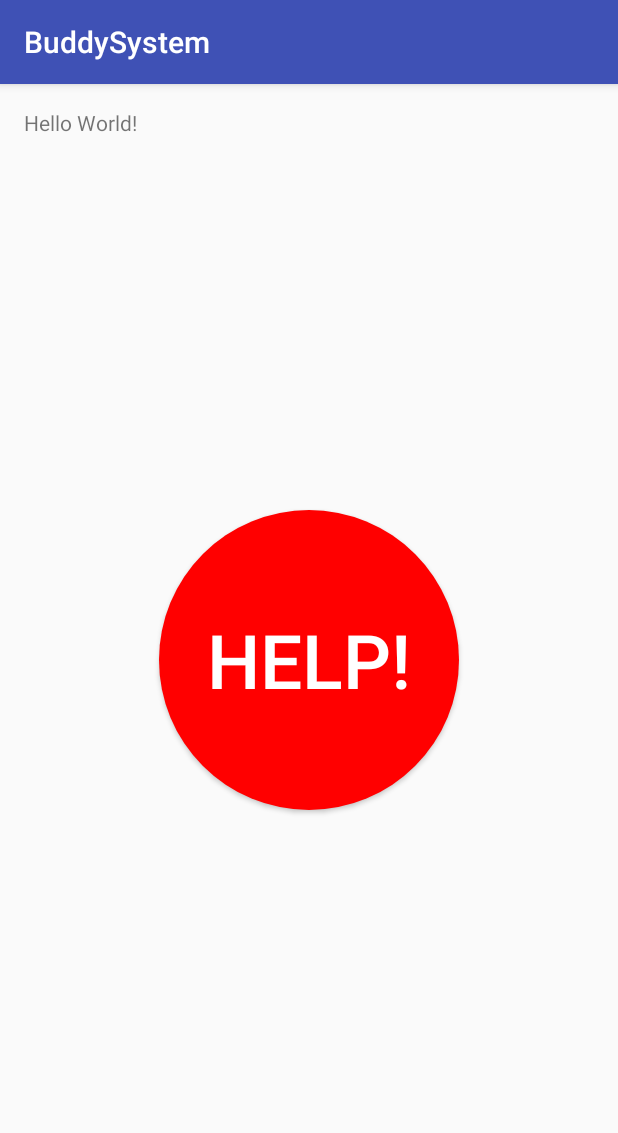
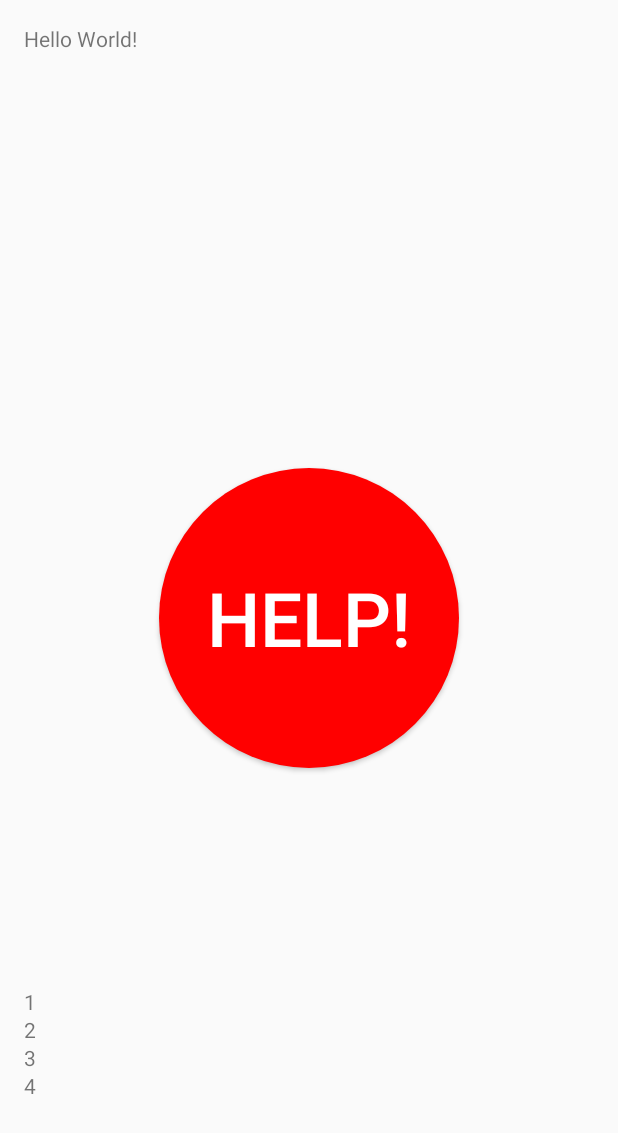
Before and after one commit to ns2574/bejnt, an Android app: the screen it shows after launch (MainActivity), on a phone screen of 412 x 824 dp. Shown: the top 1133 px of the screen. Run offline under Robolectric (Android 15) with nearby library versions, the phone set to English and light mode, and no system bars.

Commit message:
added listView

```diff
--- a/BuddySystem2/app/src/main/java/com/example/nielasultana/buddysystem/MainActivity.java
+++ b/BuddySystem2/app/src/main/java/com/example/nielasultana/buddysystem/MainActivity.java
@@ -1,18 +1,28 @@
 package com.example.nielasultana.buddysystem;
+import android.app.Activity;
 import android.app.AlertDialog;
 import android.content.DialogInterface;
 import android.support.v7.app.AppCompatActivity;
 import android.os.Bundle;
 import android.view.View;
+import android.widget.ArrayAdapter;
+import android.widget.ListView;
 
 
-public class MainActivity extends AppCompatActivity{
+public class MainActivity extends Activity {
 
     @Override
     protected void onCreate(Bundle savedInstanceState) {
         super.onCreate(savedInstanceState);
         setContentView(R.layout.activity_main);
+
+        String[] peopleInNeed = {"1", "2", "3", "4"};
+
+        ArrayAdapter<String> adapter = new ArrayAdapter<String>(this, R.layout.list_layout, peopleInNeed);
+        ListView helpyList = (ListView) findViewById(R.id.helpyList);
+        helpyList.setAdapter(adapter);
     }
+
 
     public void openDialog(View view) {
 
@@ -37,4 +47,5 @@ public class MainActivity extends AppCompatActivity{
 
     }
 
+
 }
--- a/BuddySystem2/app/src/main/res/layout/activity_main.xml
+++ b/BuddySystem2/app/src/main/res/layout/activity_main.xml
@@ -28,6 +28,14 @@
         android:id="@+id/text"
         android:layout_width="wrap_content"
         android:layout_height="wrap_content"
-        android:text="Hello World!" />
+        android:text="Hello World!"/>
+
+    <ListView
+        android:layout_width="match_parent"
+        android:layout_height="150sp"
+        android:divider="@color/red"
+        android:id="@+id/helpyList"
+        android:layout_alignParentBottom="true"
+        android:layout_alignParentStart="true"/>
 
 </RelativeLayout>
--- /dev/null
+++ b/BuddySystem2/app/src/main/res/layout/list_layout.xml
@@ -0,0 +1,6 @@
+<?xml version="1.0" encoding="utf-8"?>
+<TextView xmlns:android="http://schemas.android.com/apk/res/android"
+
+    android:layout_width="match_parent"
+    android:layout_height="match_parent">
+</TextView>
```
